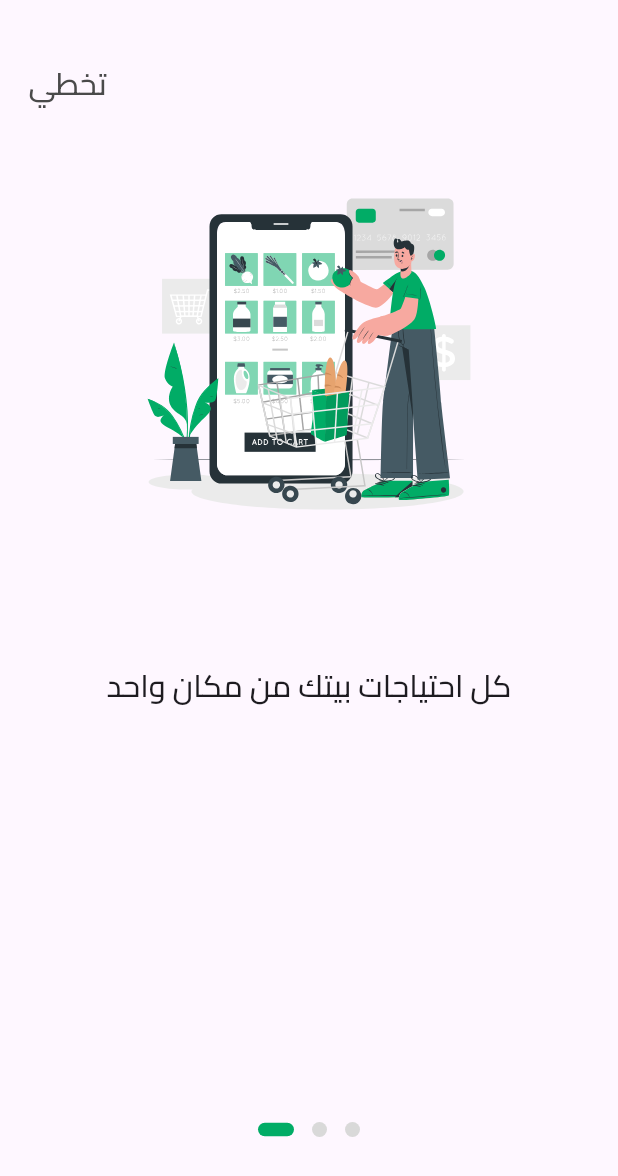
After one commit to ahmedabdelkrim125/alamashi, a Flutter app: the screen it shows after launch, on a phone screen of 412 x 824 dp. The commit adds this screen. Shown: the top 1176 px of the screen. Run offline on Flutter 3.47's test engine with Material 3 defaults, Android fonts, the phone set to English and light mode, and no system bars; drawn by our look-alikes of dots_indicator; our stand-ins replace flutter_screenutil, flutter_svg, go_router.

Commit message:
On Boarding UI and Logic Done

```diff
--- a/analysis_options.yaml
+++ b/analysis_options.yaml
@@ -7,6 +7,10 @@
 
 # The following line activates a set of recommended lints for Flutter apps,
 # packages, and plugins designed to encourage good coding practices.
+analyzer:
+  errors:
+    use_build_context_synchronously: ignore ignore ignore ignore
+    must_call_super: ignore
 include: package:flutter_lints/flutter.yaml
 
 linter:
--- a/lib/core/app_router.dart
+++ b/lib/core/app_router.dart
@@ -1,4 +1,3 @@
-import 'package:egyptian_supermaekat/features/auth/presentation/view/login_page.dart';
 import 'package:egyptian_supermaekat/features/auth/presentation/view/sign_up_page.dart';
 import 'package:egyptian_supermaekat/features/on_boarding/presentation/views/on_boarding_screen.dart';
 import 'package:egyptian_supermaekat/features/splash/presentation/views/splash_screen.dart';
--- a/lib/core/style.dart
+++ b/lib/core/style.dart
@@ -1,5 +1,6 @@
 
 import 'package:flutter/widgets.dart';
+import 'package:flutter_screenutil/flutter_screenutil.dart';
 
 abstract class Style {
   static TextStyle textStyle24 = TextStyle(
@@ -9,7 +10,7 @@ abstract class Style {
     fontSize: 20,
   );
   static TextStyle textStyle18 = TextStyle(
-    fontSize: 18,
+    fontSize: 18.sp,
   );
   static TextStyle textStyle16 = TextStyle(
     fontSize: 16,
--- a/lib/core/utils/app_images.dart
+++ b/lib/core/utils/app_images.dart
@@ -25,4 +25,8 @@ class Assets {
   /// Assets for imagesWaveStart
   /// assets/images/WaveStart.svg
   static const String imagesWaveStart = "assets/images/WaveStart.svg";
+
+  static const String onlineShoppingVector = "assets/images/onlineShoppingVector.svg";
+  static const String fastDeliveryVector = "assets/images/fastDeliveryVector.svg";
+  static const String securePaymentVector = "assets/images/securePaymentVector.svg";
 }
--- /dev/null
+++ b/lib/features/on_boarding/presentation/views/Widgets/on_boarding_body.dart
@@ -0,0 +1,88 @@
+import 'package:dots_indicator/dots_indicator.dart';
+import 'package:egyptian_supermaekat/constant.dart';
+import 'package:egyptian_supermaekat/core/style.dart';
+import 'package:egyptian_supermaekat/core/utils/app_images.dart';
+import 'package:egyptian_supermaekat/features/on_boarding/presentation/views/Widgets/page_view_item.dart';
+import 'package:flutter/material.dart';
+
+class OnBoardingBody extends StatefulWidget {
+  const OnBoardingBody({super.key});
+
+  @override
+  State<OnBoardingBody> createState() => _OnBoardingBodyState();
+}
+
+class _OnBoardingBodyState extends State<OnBoardingBody> {
+  final PageController _pageController = PageController();
+
+  double _currentPageIndex = 0.0;
+  @override
+  void initState() {
+    _pageController.addListener(
+      () {
+        setState(
+          () {
+            _currentPageIndex = _pageController.page ?? 0;
+          },
+        );
+      },
+    );
+    super.initState();
+  }
+
+  @override
+  Widget build(BuildContext context) {
+    return SafeArea(
+      child: Column(
+        children: [
+          Padding(
+            padding: const EdgeInsets.symmetric(horizontal: 19, vertical: 41),
+            child: Align(
+              alignment: Alignment.centerLeft,
+              child: Text(
+                'تخطي',
+                style: Style.textStyle18.copyWith(
+                  fontFamily: cairoMedium,
+                  color: Color(0xff4A4A4A),
+                ),
+              ),
+            ),
+          ),
+          Expanded(
+            child: PageView(
+              controller: _pageController,
+              children: [
+                PageViewItem(
+                  headline: 'كل احتياجات بيتك من مكان واحد',
+                  image: Assets.onlineShoppingVector,
+                ),
+                PageViewItem(
+                  headline: 'توصيل سريع لحد باب بيتك',
+                  image: Assets.fastDeliveryVector,
+                ),
+                PageViewItem(
+                  headline: 'طرق دفع آمنة ومتنوعة',
+                  image: Assets.securePaymentVector,
+                ),
+              ],
+            ),
+          ),
+          DotsIndicator(
+            dotsCount: 3,
+            position: _currentPageIndex,
+            decorator: const DotsDecorator(
+              color: Color(0xffD9D9D9),
+              activeColor: Color(0xff01AC66),
+              size: Size.square(10),
+              activeSize: Size(24.0, 9.0),
+              activeShape: RoundedRectangleBorder(
+                borderRadius: BorderRadius.all(Radius.circular(5.0)),
+              ),
+            ),
+          ),
+          const SizedBox(height: 60),
+        ],
+      ),
+    );
+  }
+}
--- /dev/null
+++ b/lib/features/on_boarding/presentation/views/Widgets/page_view_item.dart
@@ -0,0 +1,38 @@
+import 'package:egyptian_supermaekat/constant.dart';
+import 'package:egyptian_supermaekat/core/style.dart';
+import 'package:flutter/material.dart';
+import 'package:flutter_svg/flutter_svg.dart';
+
+class PageViewItem extends StatelessWidget {
+  const PageViewItem({
+    super.key,
+    required this.image,
+    required this.headline,
+  });
+  final String image;
+  final String headline;
+
+  @override
+  Widget build(BuildContext context) {
+    return Column(
+      crossAxisAlignment: CrossAxisAlignment.center,
+      children: [
+        SvgPicture.asset(
+          image,
+          height: MediaQuery.of(context).size.height * .3,
+        ),
+        const Spacer(flex: 1),
+        Text(
+          headline,
+          textAlign: TextAlign.center,
+          style: Style.textStyle18.copyWith(
+            fontFamily: cairoMedium,
+            fontWeight: FontWeight.w500,
+          ),
+        ),
+        const SizedBox(height: 16),
+        const Spacer(flex: 3),
+      ],
+    );
+  }
+}
--- a/lib/features/on_boarding/presentation/views/on_boarding_screen.dart
+++ b/lib/features/on_boarding/presentation/views/on_boarding_screen.dart
@@ -1,3 +1,4 @@
+import 'package:egyptian_supermaekat/features/on_boarding/presentation/views/Widgets/on_boarding_body.dart';
 import 'package:flutter/material.dart';
 
 class OnBoardingScreen extends StatelessWidget {
@@ -5,6 +6,8 @@ class OnBoardingScreen extends StatelessWidget {
 
   @override
   Widget build(BuildContext context) {
-    return Scaffold();
+    return Scaffold(
+      body: OnBoardingBody(),
+    );
   }
 }
--- a/lib/features/splash/presentation/views/Widgets/splash_screen_body.dart
+++ b/lib/features/splash/presentation/views/Widgets/splash_screen_body.dart
@@ -25,7 +25,7 @@ class _SplashScreenBodyState extends State<SplashScreenBody>
 
   void _navigateToonBoarding() {
     Future.delayed(
-      const Duration(seconds: 4),
+      const Duration(seconds: 3),
       () {
         context.push(AppRouter.onboarding);
       },
--- a/pubspec.yaml
+++ b/pubspec.yaml
@@ -29,6 +29,7 @@ environment:
 # versions available, run `flutter pub outdated`.
 dependencies:
   cupertino_icons: ^1.0.8
+  dots_indicator: ^4.0.1
   flutter:
     sdk: flutter
   flutter_screenutil: ^5.9.3
```
Also changed, not shown: assets/images/fastDeliveryVector.svg (added), assets/images/onlineShoppingVector.svg (added), assets/images/securePaymentVector.svg (added), pubspec.lock.
